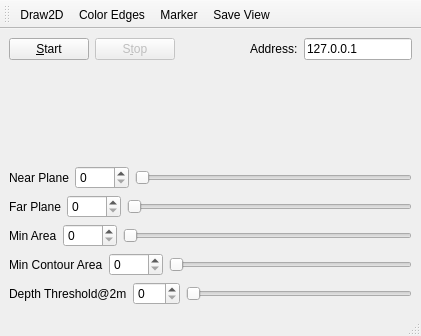
The window that acquisition/AcquisitionUI.ui (djgaspa/meshification) describes before a commit, drawn with Qt 5.
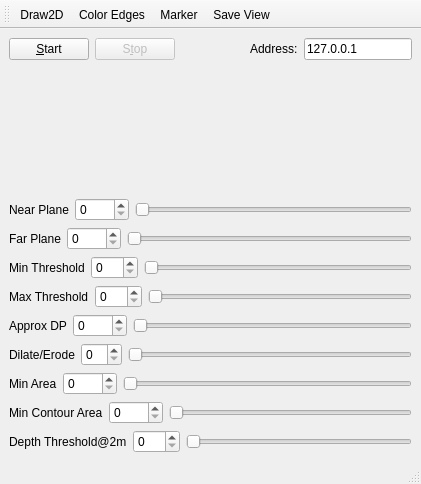
The same window after the commit.

```diff
--- a/acquisition/AcquisitionUI.ui
+++ b/acquisition/AcquisitionUI.ui
@@ -7,7 +7,7 @@
     <x>0</x>
     <y>0</y>
     <width>421</width>
-    <height>336</height>
+    <height>484</height>
    </rect>
   </property>
   <property name="windowTitle">
@@ -168,6 +168,118 @@
       </item>
      </layout>
     </item>
+    <item>
+     <layout class="QHBoxLayout" name="horizontalLayout_11">
+      <item>
+       <widget class="QLabel" name="label_9">
+        <property name="text">
+         <string>Min Threshold</string>
+        </property>
+       </widget>
+      </item>
+      <item>
+       <widget class="QSpinBox" name="sb_min_threshold">
+        <property name="maximum">
+         <number>200</number>
+        </property>
+       </widget>
+      </item>
+      <item>
+       <widget class="QSlider" name="horizontalSlider_9">
+        <property name="maximum">
+         <number>200</number>
+        </property>
+        <property name="orientation">
+         <enum>Qt::Horizontal</enum>
+        </property>
+       </widget>
+      </item>
+     </layout>
+    </item>
+    <item>
+     <layout class="QHBoxLayout" name="horizontalLayout_10">
+      <item>
+       <widget class="QLabel" name="label_8">
+        <property name="text">
+         <string>Max Threshold</string>
+        </property>
+       </widget>
+      </item>
+      <item>
+       <widget class="QSpinBox" name="sb_max_threshold">
+        <property name="maximum">
+         <number>600</number>
+        </property>
+       </widget>
+      </item>
+      <item>
+       <widget class="QSlider" name="horizontalSlider_8">
+        <property name="maximum">
+         <number>600</number>
+        </property>
+        <property name="orientation">
+         <enum>Qt::Horizontal</enum>
+        </property>
+       </widget>
+      </item>
+     </layout>
+    </item>
+    <item>
+     <layout class="QHBoxLayout" name="horizontalLayout_8">
+      <item>
+       <widget class="QLabel" name="label_6">
+        <property name="text">
+         <string>Approx DP</string>
+        </property>
+       </widget>
+      </item>
+      <item>
+       <widget class="QSpinBox" name="sb_approx_dp">
+        <property name="maximum">
+         <number>4000</number>
+        </property>
+       </widget>
+      </item>
+      <item>
+       <widget class="QSlider" name="horizontalSlider_6">
+        <property name="maximum">
+         <number>4000</number>
+        </property>
+        <property name="orientation">
+         <enum>Qt::Horizontal</enum>
+        </property>
+       </widget>
+      </item>
+     </layout>
+    </item>
+    <item>
+     <layout class="QHBoxLayout" name="horizontalLayout_9">
+      <item>
+       <widget class="QLabel" name="label_7">
+        <property name="text">
+         <string>Dilate/Erode</string>
+        </property>
+       </widget>
+      </item>
+      <item>
+       <widget class="QSpinBox" name="sb_dilate_erode">
+        <property name="maximum">
+         <number>10</number>
+        </property>
+       </widget>
+      </item>
+      <item>
+       <widget class="QSlider" name="horizontalSlider_7">
+        <property name="maximum">
+         <number>10</number>
+        </property>
+        <property name="orientation">
+         <enum>Qt::Horizontal</enum>
+        </property>
+       </widget>
+      </item>
+     </layout>
+    </item>
     <item>
      <layout class="QHBoxLayout" name="horizontalLayout_7">
       <item>
```
Left out of the diff: 176 changed lines with no effect on the pictures.
